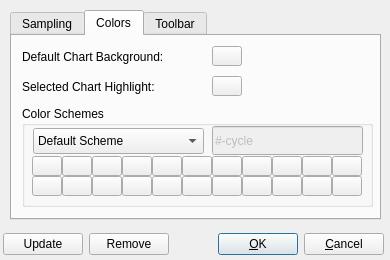
Qt form src/chart/settingsdialog.ui (performancecopilot/pcp) before a commit.
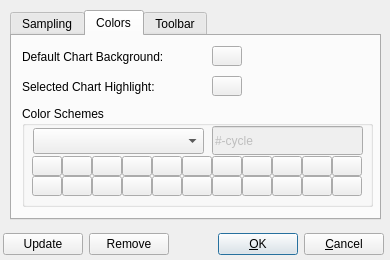
The same form after that commit. The open tabs and pages were chosen to show the change. Icons and pictures are not drawn. Custom widgets are drawn as their Qt base class.

Commit message: Setup the scheme combo box correctly on the settings dialog, and save the color schemes into views when they're used in a chart.

Patch:
```diff
--- a/src/chart/settingsdialog.ui
+++ b/src/chart/settingsdialog.ui
@@ -1073,16 +1073,6 @@
         <height>26</height>
        </rect>
       </property>
-      <item>
-       <property name="text" >
-        <string>Default Scheme</string>
-       </property>
-      </item>
-      <item>
-       <property name="text" >
-        <string>New Scheme</string>
-       </property>
-      </item>
      </widget>
      <widget class="QLineEdit" name="schemeLineEdit" >
       <property name="enabled" >
```
The commit also changes 2 other files.
